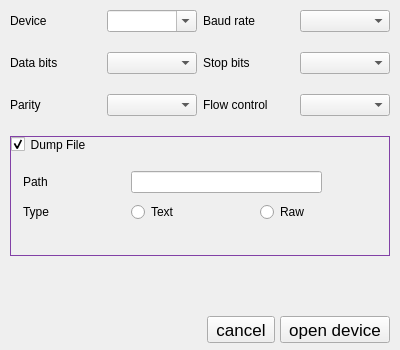
Above: connectdialog.ui from develer-staff/cutecom-ng before the change. Below: the same form after it.
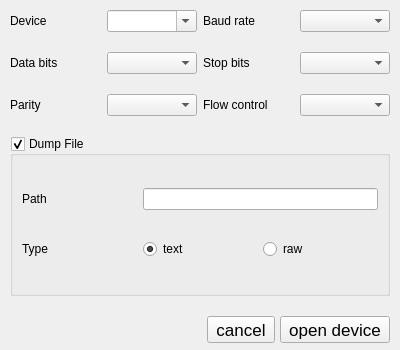
That is the form after the change.

The edit to the form file:
```diff
--- a/connectdialog.ui
+++ b/connectdialog.ui
@@ -63,8 +63,8 @@
      </property>
     </widget>
    </item>
-   <item row="1" column="1">
-    <widget class="QComboBox" name="dataBitsList"/>
+   <item row="1" column="3">
+    <widget class="QComboBox" name="stopBitsList"/>
    </item>
    <item row="1" column="2">
     <widget class="QLabel" name="label_4">
@@ -73,8 +73,8 @@
      </property>
     </widget>
    </item>
-   <item row="1" column="3">
-    <widget class="QComboBox" name="stopBitsList"/>
+   <item row="1" column="1">
+    <widget class="QComboBox" name="dataBitsList"/>
    </item>
    <item row="2" column="0">
     <widget class="QLabel" name="label_5">
@@ -86,6 +86,9 @@
    <item row="2" column="1">
     <widget class="QComboBox" name="parityList"/>
    </item>
+   <item row="2" column="3">
+    <widget class="QComboBox" name="flowControlList"/>
+   </item>
    <item row="2" column="2">
     <widget class="QLabel" name="label_6">
      <property name="styleSheet">
@@ -96,133 +99,7 @@
      </property>
     </widget>
    </item>
-   <item row="2" column="3">
-    <widget class="QComboBox" name="flowControlList"/>
-   </item>
-   <item row="3" column="0" colspan="4">
-    <widget class="QGroupBox" name="dumpFile">
-     <property name="sizePolicy">
-      <sizepolicy hsizetype="Preferred" vsizetype="Preferred">
-       <horstretch>0</horstretch>
-       <verstretch>0</verstretch>
-      </sizepolicy>
-     </property>
-     <property name="minimumSize">
-      <size>
-       <width>80</width>
-       <height>120</height>
-      </size>
-     </property>
-     <property name="styleSheet">
-      <string notr="true">QGroupBox {  border: 1px solid rgb(130, 64, 166);}</string>
-     </property>
-     <property name="title">
-      <string>Dump File</string>
-     </property>
-     <property name="checkable">
-      <bool>true</bool>
-     </property>
-     <property name="text" stdset="0">
-      <string>Dump File</string>
-     </property>
-     <widget class="QWidget" name="">
-      <property name="geometry">
-       <rect>
-        <x>13</x>
-        <y>32</y>
-        <width>299</width>
-        <height>57</height>
-       </rect>
-      </property>
-      <layout class="QGridLayout" name="gridLayout_2">
-       <item row="0" column="0">
-        <widget class="QLabel" name="label_7">
-         <property name="text">
-          <string>Path</string>
-         </property>
-        </widget>
-       </item>
-       <item row="0" column="2" colspan="3">
-        <widget class="QLineEdit" name="dumpPath">
-         <property name="sizePolicy">
-          <sizepolicy hsizetype="Minimum" vsizetype="Fixed">
-           <horstretch>0</horstretch>
-           <verstretch>0</verstretch>
-          </sizepolicy>
-         </property>
-        </widget>
-       </item>
-       <item row="1" column="0">
-        <widget class="QLabel" name="label_8">
-         <property name="text">
-          <string>Type</string>
-         </property>
-        </widget>
-       </item>
-       <item row="1" column="1">
-        <spacer name="horizontalSpacer">
-         <property name="orientation">
-          <enum>Qt::Horizontal</enum>
-         </property>
-         <property name="sizeType">
-          <enum>QSizePolicy::Fixed</enum>
-         </property>
-         <property name="sizeHint" stdset="0">
-          <size>
-           <width>40</width>
-           <height>20</height>
-          </size>
-         </property>
-        </spacer>
-       </item>
-       <item row="1" column="2" colspan="2">
-        <widget class="QRadioButton" name="dumpTextFmt">
-         <property name="text">
-          <string>Text</string>
-         </property>
-        </widget>
-       </item>
-       <item row="1" column="4">
-        <widget class="QRadioButton" name="dumpRawFmt">
-         <property name="text">
-          <string>Raw</string>
-         </property>
-        </widget>
-       </item>
-       <item row="0" column="1">
-        <spacer name="horizontalSpacer_2">
-         <property name="orientation">
-          <enum>Qt::Horizontal</enum>
-         </property>
-         <property name="sizeType">
-          <enum>QSizePolicy::Fixed</enum>
-         </property>
-         <property name="sizeHint" stdset="0">
-          <size>
-           <width>40</width>
-           <height>20</height>
-          </size>
-         </property>
-        </spacer>
-       </item>
-      </layout>
-     </widget>
-    </widget>
-   </item>
-   <item row="4" column="0" colspan="4">
-    <spacer name="verticalSpacer">
-     <property name="orientation">
-      <enum>Qt::Vertical</enum>
-     </property>
-     <property name="sizeHint" stdset="0">
-      <size>
-       <width>358</width>
-       <height>112</height>
-      </size>
-     </property>
-    </spacer>
-   </item>
-   <item row="5" column="1" colspan="3">
+   <item row="4" column="1" colspan="3">
     <layout class="QHBoxLayout" name="horizontalLayout">
      <property name="spacing">
       <number>5</number>
@@ -266,6 +143,58 @@
      </item>
     </layout>
    </item>
+   <item row="3" column="0" colspan="4">
+    <widget class="QGroupBox" name="dumpFile">
+     <property name="title">
+      <string>Dump File</string>
+     </property>
+     <property name="flat">
+      <bool>false</bool>
+     </property>
+     <property name="checkable">
+      <bool>true</bool>
+     </property>
+     <property name="checked">
+      <bool>true</bool>
+     </property>
+     <layout class="QGridLayout" name="gridLayout_2">
+      <item row="0" column="0">
+       <widget class="QLabel" name="label_7">
+        <property name="text">
+         <string>Path</string>
+        </property>
+       </widget>
+      </item>
+      <item row="1" column="0">
+       <widget class="QLabel" name="label_8">
+        <property name="text">
+         <string>Type</string>
+        </property>
+       </widget>
+      </item>
+      <item row="1" column="1">
+       <widget class="QRadioButton" name="radioButton">
+        <property name="text">
+         <string>text</string>
+        </property>
+        <property name="checked">
+         <bool>true</bool>
+        </property>
+       </widget>
+      </item>
+      <item row="1" column="2">
+       <widget class="QRadioButton" name="radioButton_2">
+        <property name="text">
+         <string>raw</string>
+        </property>
+       </widget>
+      </item>
+      <item row="0" column="1" colspan="2">
+       <widget class="QLineEdit" name="lineEdit"/>
+      </item>
+     </layout>
+    </widget>
+   </item>
   </layout>
  </widget>
  <resources/>
```
